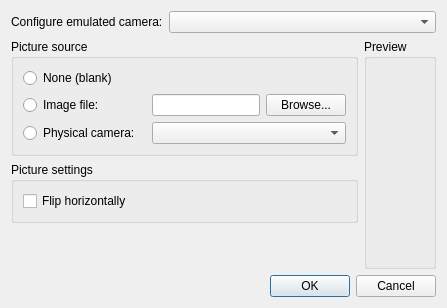
Old version of the form src/frontend/qt_sdl/CameraSettingsDialog.ui in the repository melonDS-emu/melonDS.
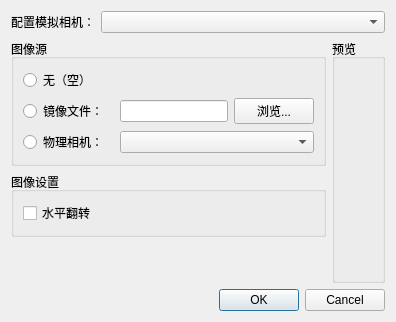
New version of the form.

Patch:
```diff
--- a/src/frontend/qt_sdl/CameraSettingsDialog.ui
+++ b/src/frontend/qt_sdl/CameraSettingsDialog.ui
@@ -28,7 +28,7 @@
      <item>
       <widget class="QLabel" name="label">
        <property name="text">
-        <string>Configure emulated camera:</string>
+        <string>配置模拟相机：</string>
        </property>
       </widget>
      </item>
@@ -42,7 +42,7 @@
      <item row="0" column="0">
       <widget class="QGroupBox" name="groupBox">
        <property name="title">
-        <string>Picture source</string>
+        <string>图像源</string>
        </property>
        <layout class="QGridLayout" name="gridLayout_2">
         <item row="1" column="2">
@@ -51,28 +51,28 @@
         <item row="0" column="0" colspan="4">
          <widget class="QRadioButton" name="rbPictureNone">
           <property name="text">
-           <string>None (blank)</string>
+           <string>无（空）</string>
           </property>
          </widget>
         </item>
         <item row="1" column="3">
          <widget class="QPushButton" name="btnSrcImageBrowse">
           <property name="text">
-           <string>Browse...</string>
+           <string>浏览...</string>
           </property>
          </widget>
         </item>
         <item row="2" column="0">
          <widget class="QRadioButton" name="rbPictureCamera">
           <property name="text">
-           <string>Physical camera:</string>
+           <string>物理相机：</string>
           </property>
          </widget>
         </item>
         <item row="1" column="0">
          <widget class="QRadioButton" name="rbPictureImg">
           <property name="text">
-           <string>Image file:</string>
+           <string>镜像文件：</string>
           </property>
          </widget>
         </item>
@@ -85,13 +85,13 @@
      <item row="1" column="0">
       <widget class="QGroupBox" name="groupBox_3">
        <property name="title">
-        <string>Picture settings</string>
+        <string>图像设置</string>
        </property>
        <layout class="QGridLayout" name="gridLayout_4">
         <item row="0" column="0">
          <widget class="QCheckBox" name="chkFlipPicture">
           <property name="text">
-           <string>Flip horizontally</string>
+           <string>水平翻转</string>
           </property>
          </widget>
         </item>
@@ -114,7 +114,7 @@
      <item row="0" column="2" rowspan="3">
       <widget class="QGroupBox" name="grpPreview">
        <property name="title">
-        <string>Preview</string>
+        <string>预览</string>
        </property>
       </widget>
      </item>
```
Left out of the diff: 2 changed lines with no effect on the pictures.
